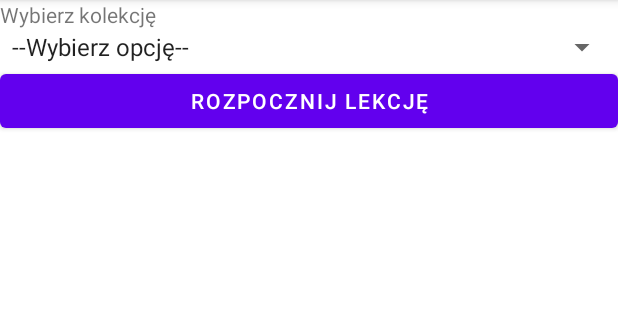
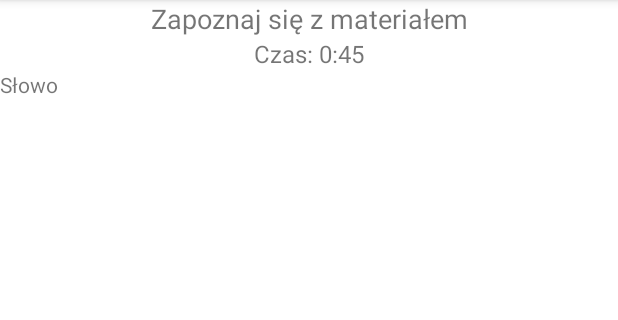
Before and after one commit to WKogut98/FiszkApp, an Android app: the LessonActivity screen opened directly, with no data from a screen before it, on a phone screen of 412 x 824 dp, the part 84-404 px from its top. Run offline under Robolectric (Android 15) with nearby library versions, the phone set to English and light mode, and no system bars.

Commit message:
some changes

```diff
--- a/app/src/main/AndroidManifest.xml
+++ b/app/src/main/AndroidManifest.xml
@@ -9,6 +9,9 @@
         android:roundIcon="@mipmap/ic_launcher_round"
         android:supportsRtl="true"
         android:theme="@style/Theme.FiszkApp">
+        <activity
+            android:name=".LessonActivity"
+            android:exported="false" />
         <activity
             android:name=".LanguageActivity"
             android:exported="false" />
@@ -22,7 +25,7 @@
             android:name=".LessonHistoryActivity"
             android:exported="false" />
         <activity
-            android:name=".LessonActivity"
+            android:name=".LessonStartActivity"
             android:exported="false" />
         <activity
             android:name=".CollectionsActivity"
--- a/app/src/main/java/com/example/fiszkapp/BadgesActivity.java
+++ b/app/src/main/java/com/example/fiszkapp/BadgesActivity.java
@@ -5,7 +5,6 @@ import androidx.recyclerview.widget.LinearLayoutManager;
 import androidx.recyclerview.widget.RecyclerView;
 
 import android.database.Cursor;
-import android.database.sqlite.SQLiteDatabase;
 import android.os.Bundle;
 
 public class BadgesActivity extends AppCompatActivity {
--- a/app/src/main/java/com/example/fiszkapp/DBHelper.java
+++ b/app/src/main/java/com/example/fiszkapp/DBHelper.java
@@ -147,7 +147,7 @@ public class DBHelper extends SQLiteOpenHelper
         for(int i=0;i>15;i++)
         {
             db.rawQuery("INSERT INTO Badge ("+cols_badge[1]+","+cols_badge[2]+","+cols_badge[3]+","+cols_badge[4]+")" +
-                    "VALUES ('"+badges[i][0]+"', '"+badges[i][1]+"',"+badges[i][2]"', 0)");
+                    "VALUES ('"+badges[i][0]+"', '"+badges[i][1]+"',"+badges[i][2]+"', 0)", null);
         }
     }
 }
--- a/app/src/main/java/com/example/fiszkapp/HomeScreenActivity.java
+++ b/app/src/main/java/com/example/fiszkapp/HomeScreenActivity.java
@@ -64,7 +64,7 @@ public class HomeScreenActivity extends AppCompatActivity {
         buttonStartLesson.setOnClickListener(new View.OnClickListener() {
             @Override
             public void onClick(View v) {
-                Intent toLesson = new Intent(HomeScreenActivity.this, LessonActivity.class);
+                Intent toLesson = new Intent(HomeScreenActivity.this, LessonStartActivity.class);
                 startActivityForResult(toLesson, 0);
             }
         });
--- a/app/src/main/java/com/example/fiszkapp/LessonActivity.java
+++ b/app/src/main/java/com/example/fiszkapp/LessonActivity.java
@@ -1,85 +1,14 @@
 package com.example.fiszkapp;
 
 import androidx.appcompat.app.AppCompatActivity;
-import androidx.fragment.app.Fragment;
 
-import android.content.Intent;
-import android.database.Cursor;
 import android.os.Bundle;
-import android.view.View;
-import android.widget.AdapterView;
-import android.widget.ArrayAdapter;
-import android.widget.Button;
-import android.widget.Spinner;
-import android.widget.Toast;
 
 public class LessonActivity extends AppCompatActivity {
-
-    Spinner spinner;
-    Button button;
-    String selectedCollection;
-    final int MIN_FLASHCARD_COUNT = 10;
 
     @Override
     protected void onCreate(Bundle savedInstanceState) {
         super.onCreate(savedInstanceState);
         setContentView(R.layout.activity_lesson);
-        spinner = (Spinner)findViewById(R.id.spinner);
-        button = (Button)findViewById(R.id.beginLessonButton);
-
-        DBHelper helpMe = new DBHelper(this);
-        String [] kolekcje = helpMe.getAllItemNamesAsArray(DBHelper.table_names[2]); //Collection
-        //dodanie kolekcji do spinnera
-        ArrayAdapter<CharSequence> spinnerAdapter =
-                new ArrayAdapter<CharSequence>(this, android.R.layout.simple_spinner_item, kolekcje);
-        spinnerAdapter.setDropDownViewResource(android.R.layout.simple_spinner_dropdown_item);
-        spinner.setAdapter(spinnerAdapter);
-
-        spinner.setOnItemSelectedListener(new AdapterView.OnItemSelectedListener() {
-            @Override
-            public void onItemSelected(AdapterView<?> parent, View view, int position, long id) {
-                selectedCollection = parent.getItemAtPosition(position).toString();
-                if(selectedCollection.equals(kolekcje[1])) //jak bierzemy opcję "dodaj"
-                {//to przenosimy się do aktywności dodawania kolekcji
-                    Intent toLanguage = new Intent(LessonActivity.this, CollectionsActivity.class);
-                    startActivityForResult(toLanguage, 0);
-                    finish();
-                }
-            }
-
-            @Override
-            public void onNothingSelected(AdapterView<?> parent) {}
-        });
-
-        button.setOnClickListener(new View.OnClickListener() {
-            @Override
-            public void onClick(View v) {
-                if
-                (
-                    !selectedCollection.equals(kolekcje[0]) && //jeżeli nie wybrano "--Wybierz opcję--"
-                    !selectedCollection.equals(kolekcje[1])//ani "Dodaj"
-                )
-                {//wybrano kolekcję
-                    int number = helpMe.getNumberOfFlashcardsInCollection(selectedCollection);
-                    if(number < MIN_FLASHCARD_COUNT)
-                    {
-                        int remaining = MIN_FLASHCARD_COUNT - number;
-                        Toast.makeText(LessonActivity.this, "Za mało fiszek w kolekcji; " +
-                                "dodaj jeszcze "+remaining, Toast.LENGTH_LONG).show();
-                    }
-                    else
-                    {
-
-                        Toast.makeText(LessonActivity.this, "Powinna się rozpocząć lekcja",
-                                Toast.LENGTH_SHORT).show();
-                    }
-                }
-                else
-                {
-                    Toast.makeText(LessonActivity.this, "Wybierz kolekcję",
-                            Toast.LENGTH_SHORT).show();
-                }
-            }
-        });
     }
 }
--- a/app/src/main/res/layout/activity_lesson.xml
+++ b/app/src/main/res/layout/activity_lesson.xml
@@ -1,26 +1,43 @@
 <?xml version="1.0" encoding="utf-8"?>
-<LinearLayout xmlns:android="http://schemas.android.com/apk/res/android"
+<androidx.constraintlayout.widget.ConstraintLayout xmlns:android="http://schemas.android.com/apk/res/android"
     xmlns:app="http://schemas.android.com/apk/res-auto"
     xmlns:tools="http://schemas.android.com/tools"
     android:layout_width="match_parent"
     android:layout_height="match_parent"
-    android:orientation="vertical"
     tools:context=".LessonActivity">
 
-    <TextView
-        android:id="@+id/textView"
+    <LinearLayout
+        android:id="@+id/linearLayout"
         android:layout_width="match_parent"
         android:layout_height="wrap_content"
-        android:text="Wybierz kolekcję" />
+        android:orientation="vertical"
+        app:layout_constraintEnd_toEndOf="parent"
+        app:layout_constraintStart_toStartOf="parent"
+        app:layout_constraintTop_toTopOf="parent">
 
-    <Spinner
-        android:id="@+id/spinner"
-        android:layout_width="match_parent"
-        android:layout_height="wrap_content" />
+        <TextView
+            android:id="@+id/labelInstruction"
+            android:layout_width="match_parent"
+            android:layout_height="wrap_content"
+            android:text="Zapoznaj się z materiałem"
+            android:textAlignment="center"
+            android:textSize="18sp" />
 
-    <Button
-        android:id="@+id/beginLessonButton"
+        <TextView
+            android:id="@+id/textTimer"
+            android:layout_width="match_parent"
+            android:layout_height="wrap_content"
+            android:text="Czas: 0:45"
+            android:textAlignment="center"
+            android:textSize="16sp" />
+    </LinearLayout>
+
+    <androidx.fragment.app.FragmentContainerView
+        android:id="@+id/fragmentContainerView"
+        android:name="com.example.fiszkapp.CardFragment"
         android:layout_width="match_parent"
         android:layout_height="wrap_content"
-        android:text="Rozpocznij lekcję" />
-</LinearLayout>
+        app:layout_constraintEnd_toEndOf="parent"
+        app:layout_constraintStart_toStartOf="parent"
+        app:layout_constraintTop_toBottomOf="@+id/linearLayout" />
+</androidx.constraintlayout.widget.ConstraintLayout>
--- a/app/src/main/res/layout/fragment_card.xml
+++ b/app/src/main/res/layout/fragment_card.xml
@@ -1,14 +1,24 @@
 <?xml version="1.0" encoding="utf-8"?>
-<FrameLayout xmlns:android="http://schemas.android.com/apk/res/android"
+<LinearLayout xmlns:android="http://schemas.android.com/apk/res/android"
     xmlns:tools="http://schemas.android.com/tools"
+    android:id="@+id/LinearLayout"
     android:layout_width="match_parent"
     android:layout_height="match_parent"
+    android:orientation="vertical"
     tools:context=".CardFragment">
 
     <!-- TODO: Update blank fragment layout -->
-    <TextView
+
+    <FrameLayout
+        android:id="@+id/Card"
         android:layout_width="match_parent"
-        android:layout_height="match_parent"
-        android:text="@string/hello_blank_fragment" />
+        android:layout_height="250dp">
 
-</FrameLayout>
+        <TextView
+            android:id="@+id/TextWord"
+            android:layout_width="match_parent"
+            android:layout_height="match_parent"
+            android:text="Słowo" />
+    </FrameLayout>
+
+</LinearLayout>
```
Also changed, not shown: app/src/main/java/com/example/fiszkapp/LessonStartActivity.java (added, +83 -0 lines), app/src/main/res/layout/activity_lesson_start.xml (added, +26 -0 lines).
